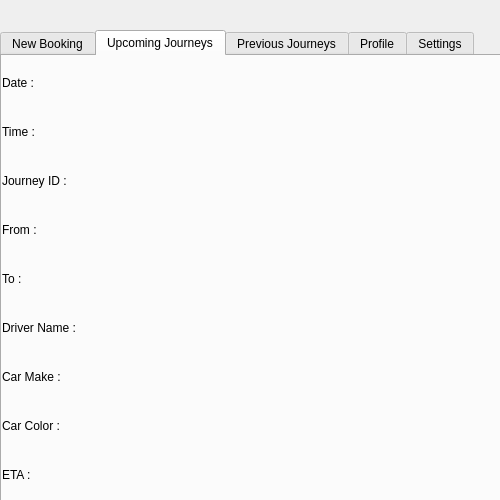
Old version of the form UI/UserScreen.ui in the repository 1412kauti/ProjectHurricane.
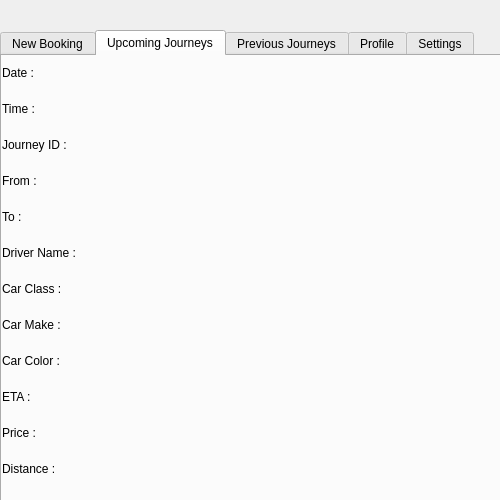
New version of the form. The open tabs and pages were chosen to show the change.

What changed in the file:
```diff
--- a/UI/UserScreen.ui
+++ b/UI/UserScreen.ui
@@ -326,15 +326,15 @@
        <x>0</x>
        <y>0</y>
        <width>491</width>
-       <height>472</height>
+       <height>433</height>
       </rect>
      </property>
      <layout class="QFormLayout" name="formLayout_2">
       <property name="verticalSpacing">
-       <number>35</number>
+       <number>22</number>
       </property>
       <property name="topMargin">
-       <number>20</number>
+       <number>10</number>
       </property>
       <item row="2" column="0">
        <widget class="QLabel" name="label_16">
@@ -385,28 +385,28 @@
         </property>
        </widget>
       </item>
-      <item row="6" column="0">
+      <item row="7" column="0">
        <widget class="QLabel" name="label_13">
         <property name="text">
          <string>Car Make : </string>
         </property>
        </widget>
       </item>
-      <item row="6" column="1">
+      <item row="7" column="1">
        <widget class="QLabel" name="Upcoming_Car_Make_Lbl">
         <property name="text">
          <string/>
         </property>
        </widget>
       </item>
-      <item row="7" column="0">
+      <item row="8" column="0">
        <widget class="QLabel" name="label_14">
         <property name="text">
          <string>Car Color : </string>
         </property>
        </widget>
       </item>
-      <item row="7" column="1">
+      <item row="8" column="1">
        <widget class="QLabel" name="Upcoming_Car_Color_Lbl">
         <property name="text">
          <string/>
@@ -448,20 +448,62 @@
         </property>
        </widget>
       </item>
-      <item row="8" column="0">
+      <item row="9" column="0">
        <widget class="QLabel" name="label_7">
         <property name="text">
          <string>ETA :</string>
         </property>
        </widget>
       </item>
-      <item row="8" column="1">
+      <item row="9" column="1">
        <widget class="QLabel" name="Upcoming_ETA">
         <property name="text">
          <string/>
         </property>
        </widget>
       </item>
+      <item row="6" column="0">
+       <widget class="QLabel" name="label_9">
+        <property name="text">
+         <string>Car Class :</string>
+        </property>
+       </widget>
+      </item>
+      <item row="6" column="1">
+       <widget class="QLabel" name="Car_Class_Label">
+        <property name="text">
+         <string/>
+        </property>
+       </widget>
+      </item>
+      <item row="10" column="0">
+       <widget class="QLabel" name="label_11">
+        <property name="text">
+         <string>Price :</string>
+        </property>
+       </widget>
+      </item>
+      <item row="10" column="1">
+       <widget class="QLabel" name="Price_Label">
+        <property name="text">
+         <string/>
+        </property>
+       </widget>
+      </item>
+      <item row="11" column="0">
+       <widget class="QLabel" name="label_12">
+        <property name="text">
+         <string>Distance :</string>
+        </property>
+       </widget>
+      </item>
+      <item row="11" column="1">
+       <widget class="QLabel" name="Distance_Label">
+        <property name="text">
+         <string/>
+        </property>
+       </widget>
+      </item>
      </layout>
     </widget>
    </widget>
```
Left out of the diff: 2 changed lines with no effect on the pictures.
